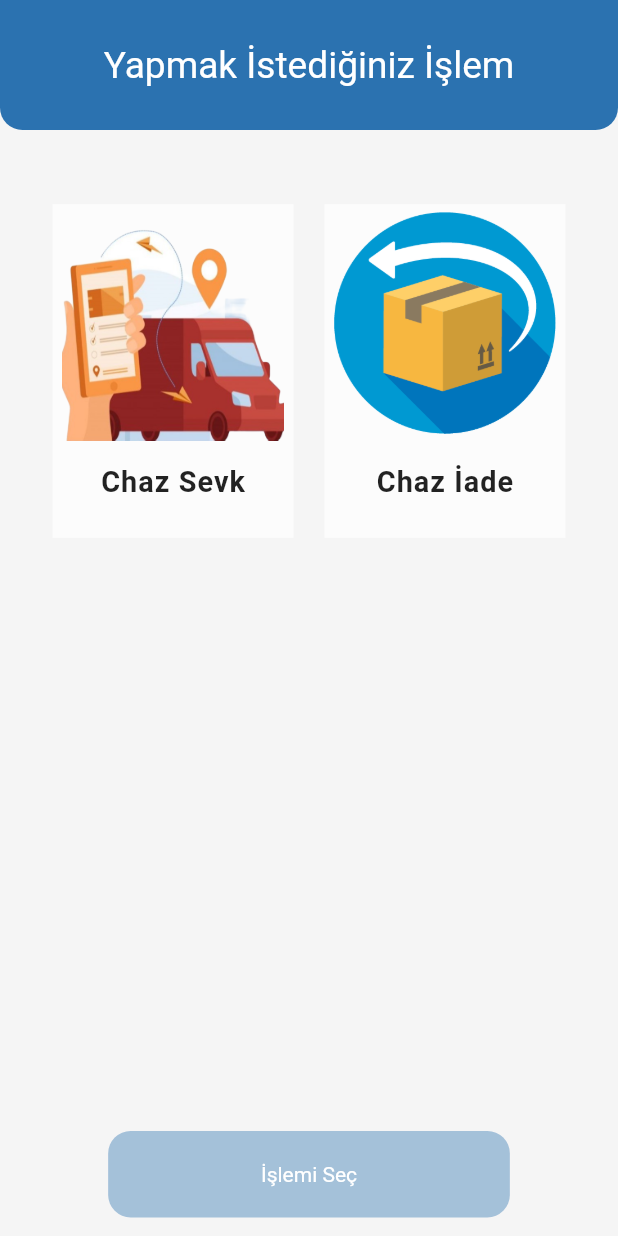
After one commit to ebrarkeles/carpex_stok_takibi, a Flutter app: the ActionChoosePage screen opened directly, on a phone screen of 412 x 824 dp. The commit adds this screen. Run offline on Flutter 3.47's test engine with Material 2 defaults, Android fonts, the light colour scheme and no system bars; our stand-ins replace animated_splash_screen, get, lottie, pin_code_fields, shared_preferences; missing offline and left inert: qr_code_scanner; accounts and stored records are empty.

Commit message:
v[1.0.11]

```diff
--- a/lib/constants/constants.dart
+++ b/lib/constants/constants.dart
@@ -2,7 +2,7 @@ import 'package:animated_splash_screen/animated_splash_screen.dart';
 import 'package:carpex_stok_takibi/constants/data_helpar.dart';
 import 'package:flutter/material.dart';
 
-import '../page/login_page.dart';
+import '../page/dispatch/login_page.dart';
 
 class Constants {
   Constants._();
--- a/lib/controller/mainController.dart
+++ b/lib/controller/mainController.dart
@@ -17,4 +17,17 @@ class MainController extends GetxController {
 
   final usernameController = "".obs;
   final passwordController = "".obs;
+
+  var isSevk = false.obs;
+  var isIade = false.obs;
+
+  void selectChazIade() {
+    isSevk.value = false;
+    isIade.value = true;
+  }
+
+  void selectChazSevk() {
+    isSevk.value = true;
+    isIade.value = false;
+  }
 }
--- /dev/null
+++ b/lib/page/action_choose_page/action_choose_page.dart
@@ -0,0 +1,210 @@
+import 'package:carpex_stok_takibi/constants/fonts.dart';
+import 'package:carpex_stok_takibi/main.dart';
+import 'package:carpex_stok_takibi/page/rerturn/musteri_sec.dart';
+import 'package:flutter/material.dart';
+import 'package:get/get.dart';
+
+import '../../constants/constants.dart';
+import '../../controller/mainController.dart';
+import '../../utils/on_wii_pop.dart';
+
+class ActionChoosePage extends StatefulWidget {
+  const ActionChoosePage({super.key});
+
+  @override
+  State<ActionChoosePage> createState() => _ActionChoosePageState();
+}
+
+class _ActionChoosePageState extends State<ActionChoosePage> {
+  //CONTROLLER  --------------------------------------------------------------*/
+  final controller = Get.put(MainController());
+/*----------------------------------------------------------------------------*/
+
+  //EXIT POP UP   ------------------------------------------------------------*/
+  Future<bool> showExitPopupHandle() => showExitPopup(context);
+/*----------------------------------------------------------------------------*/
+
+  @override
+  Widget build(BuildContext context) {
+    return SafeArea(
+      child: WillPopScope(
+        onWillPop: showExitPopupHandle,
+        child: Scaffold(
+          backgroundColor: Constants.backgroundColor,
+          body: SizedBox(
+            height: MediaQuery.of(context).size.height,
+            width: MediaQuery.of(context).size.width,
+            child: Column(
+              mainAxisAlignment: MainAxisAlignment.spaceBetween,
+              crossAxisAlignment: CrossAxisAlignment.center,
+              children: [
+                Container(
+                  decoration: BoxDecoration(
+                      color: Constants.themeColor,
+                      borderRadius: const BorderRadius.only(
+                          bottomRight: Radius.circular(15),
+                          bottomLeft: Radius.circular(15))),
+                  child: Padding(
+                    padding: EdgeInsets.symmetric(
+                        horizontal: 4.0.hp, vertical: 7.0.wp),
+                    child: Center(
+                      child: Text(
+                        "Yapmak İstediğiniz İşlem",
+                        style: TextStyle(
+                          color: Colors.white,
+                          fontSize: 18.0.sp,
+                          //fontWeight: FontWeight.bold,
+                        ),
+                      ),
+                    ),
+                  ),
+                ),
+                Expanded(
+                  child: Padding(
+                    padding: EdgeInsets.symmetric(
+                        vertical: 6.0.hp, horizontal: 3.0.wp),
+                    child: Row(
+                      mainAxisAlignment: MainAxisAlignment.center,
+                      crossAxisAlignment: CrossAxisAlignment.start,
+                      children: [
+                        InkWell(
+                            onTap: () {
+                              controller.isSevk.value == false
+                                  ? controller.selectChazSevk()
+                                  : controller.isSevk.value = false;
+                              print(
+                                  "iade(${controller.isIade.value}) ve sevk(${controller.isSevk.value})");
+                            },
+                            child: Obx(
+                              () => Container(
+                                decoration: BoxDecoration(
+                                    color: Colors.white70,
+                                    border: controller.isSevk.value == true
+                                        ? Border.all(
+                                            color: Colors.green, width: 5)
+                                        : Border.all(
+                                            color: Colors.transparent)),
+                                height: 27.0.hp,
+                                width: 19.5.hp,
+                                child: Column(
+                                  children: [
+                                    Container(
+                                      height: 19.0.hp,
+                                      width: 18.0.hp,
+                                      decoration: BoxDecoration(
+                                        borderRadius: BorderRadius.circular(15),
+                                      ),
+                                      child: Image.asset(
+                                        "assets/images/sevk-2.png",
+                                        fit: BoxFit.fitHeight,
+                                      ),
+                                    ),
+                                    SizedBox(
+                                      height: 2.0.hp,
+                                    ),
+                                    Text(
+                                      "Chaz Sevk",
+                                      style: TextStyle(
+                                          fontSize: 14.0.sp,
+                                          fontWeight: FontWeight.w700,
+                                          letterSpacing: 0.7),
+                                    ),
+                                  ],
+                                ),
+                              ),
+                            )),
+                        SizedBox(
+                          width: 5.0.wp,
+                        ),
+                        InkWell(
+                          onTap: () {
+                            controller.isIade.value == false
+                                ? controller.selectChazIade()
+                                : controller.isIade.value = false;
+                            print(
+                                "iade(${controller.isIade.value}) ve sevk(${controller.isSevk.value})");
+                          },
+                          child: Obx(
+                            () => Container(
+                              decoration: BoxDecoration(
+                                  color: Colors.white70,
+                                  border: controller.isIade.value == true
+                                      ? Border.all(
+                                          color: Colors.green, width: 5)
+                                      : Border.all(color: Colors.transparent)),
+                              height: 27.0.hp,
+                              width: 19.5.hp,
+                              child: Column(
+                                children: [
+                                  Container(
+                                    height: 19.0.hp,
+                                    width: 18.0.hp,
+                                    decoration: BoxDecoration(
+                                      //color: Colors.green,
+                                      borderRadius: BorderRadius.circular(10),
+                                    ),
+                                    child:
+                                        Image.asset("assets/images/images.png"),
+                                  ),
+                                  SizedBox(
+                                    height: 2.0.hp,
+                                  ),
+                                  Text(
+                                    "Chaz İade",
+                                    style: TextStyle(
+                                        fontSize: 14.0.sp,
+                                        fontWeight: FontWeight.w700,
+                                        letterSpacing: 0.7),
+                                  ),
+                                ],
+                              ),
+                            ),
+                          ),
+                        ),
+                      ],
+                    ),
+                  ),
+                ),
+                Padding(
+                    padding: EdgeInsets.symmetric(
+                      vertical: 1.5.hp,
+                    ),
+                    child: Obx(
+                      () => InkWell(
+                        onTap: islemSecFunction,
+                        child: Container(
+                          height: 7.0.hp,
+                          width: 65.0.wp,
+                          decoration: BoxDecoration(
+                            color: controller.isIade.value == true ||
+                                    controller.isSevk.value == true
+                                ? Constants.themeColor
+                                : Constants.themeColor.withOpacity(0.4),
+                            borderRadius: BorderRadius.circular(15),
+                          ),
+                          child: Center(
+                            child: Text(
+                              "İşlemi Seç",
+                              style: TextStyle(color: Colors.white),
+                            ),
+                          ),
+                        ),
+                      ),
+                    ))
+              ],
+            ),
+          ),
+        ),
+      ),
+    );
+  }
+
+  islemSecFunction() {
+    if (controller.isIade.value == true) {
+      Get.to(MusteriSec());
+    } else if (controller.isSevk.value == true) {
+      Get.to(MyHomePage());
+    } else if (controller.isIade.value == false ||
+        controller.isSevk.value == false) {}
+  }
+}
--- a/lib/page/qr_device_list_page.dart
+++ b/lib/page/dispatch/qr_device_list_page.dart
@@ -3,13 +3,13 @@
 import 'dart:convert';
 
 import 'package:carpex_stok_takibi/main.dart';
-import 'package:carpex_stok_takibi/page/finish_page.dart';
 import 'package:carpex_stok_takibi/utils/on_wii_pop.dart';
 import 'package:carpex_stok_takibi/widgets/cihaz_listesi.dart';
 import 'package:flutter/material.dart';
 import 'package:shared_preferences/shared_preferences.dart';
 
-import '../constants/constants.dart';
+import '../../constants/constants.dart';
+import 'finish_page.dart';
 import 'okutma_sayfasi.dart';
 import 'package:http/http.dart' as http;
 
--- a/pubspec.yaml
+++ b/pubspec.yaml
@@ -58,7 +58,7 @@ dev_dependencies:
   # activated in the `analysis_options.yaml` file located at the root of your
   # package. See that file for information about deactivating specific lint
   # rules and activating additional ones.
-  flutter_lints: ^2.0.0
+  flutter_lints: ^2.0.2
 
 # For information on the generic Dart part of this file, see the
 # following page: https://dart.dev/tools/pub/pubspec
```
Also changed, not shown: lib/main.dart (+4 -4 lines), lib/page/dispatch/login_page.dart (renamed from lib/page/login_page.dart, +41 -28 lines), lib/page/dispatch/okutma_sayfasi.dart (renamed from lib/page/okutma_sayfasi.dart, +4 -3 lines), lib/page/rerturn/musteri_sec.dart (added, +30 -0 lines), assets/images/images.png (added), assets/images/koli.jpg (added), assets/images/sevk-1.jpg (added), assets/images/sevk-2.jpg (added), assets/images/sevk-2.png (added), lib/page/dispatch/finish_page.dart (renamed from lib/page/finish_page.dart), pubspec.lock.
